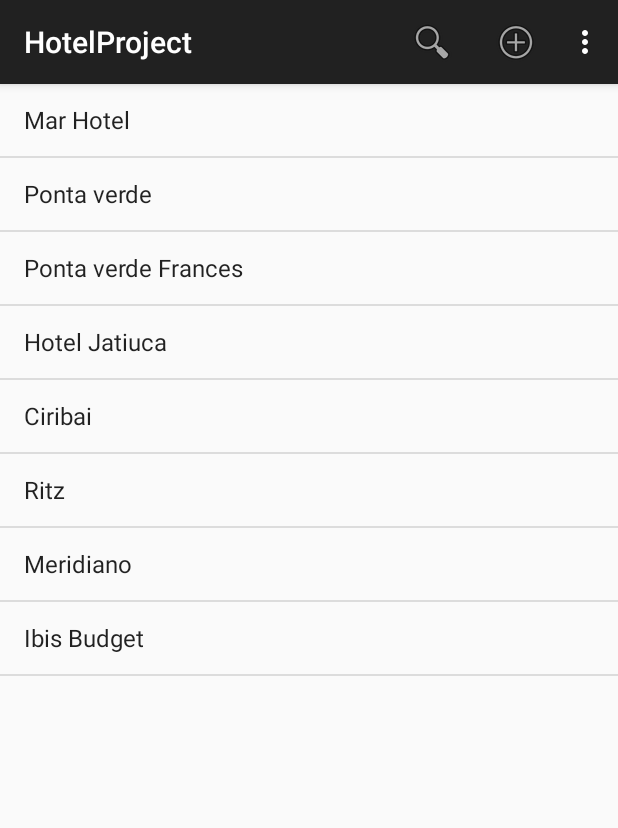
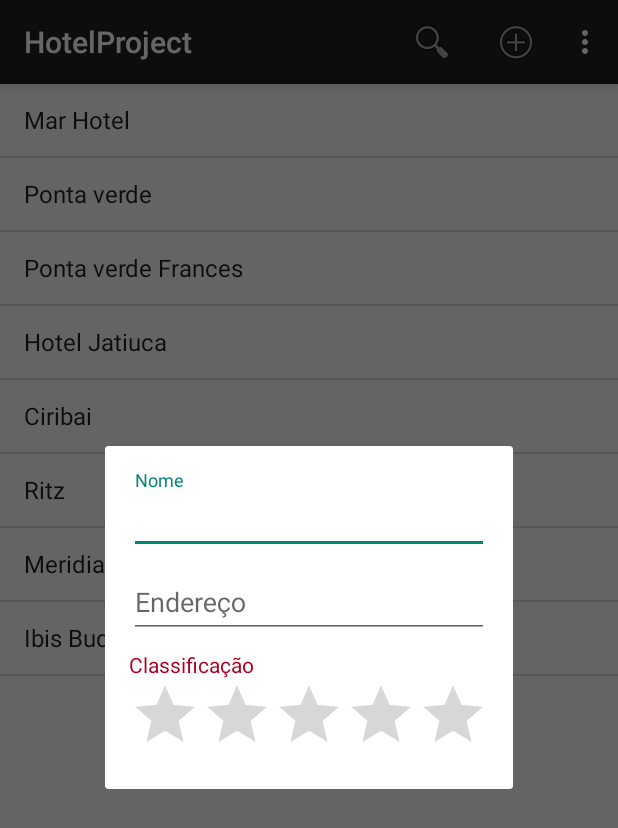
Before and after one commit to GabrielLarramendi/HotelProjectKotlin, an Android app: the screen it shows after launch (MainActivity), after a tap on "Novo Hotel", on a phone screen of 412 x 824 dp. Shown: the top 828 px of the screen. Run offline under Robolectric (Android 15) with nearby library versions, the phone set to English and light mode, and no system bars; 1 statement that could not run was skipped.

Commit message:
Form View Fragment

```diff
--- a/app/src/main/java/dominando/android/hotelproject/activities/MainActivity.kt
+++ b/app/src/main/java/dominando/android/hotelproject/activities/MainActivity.kt
@@ -10,13 +10,16 @@ import androidx.appcompat.widget.SearchView
 import dominando.android.hotelproject.R
 import dominando.android.hotelproject.fragments.AboutDialogFragment
 import dominando.android.hotelproject.fragments.HotelDetailsFragment
+import dominando.android.hotelproject.fragments.HotelFormFragment
 import dominando.android.hotelproject.fragments.HotelListFragment
 import dominando.android.hotelproject.model.Hotel
 
 class MainActivity : AppCompatActivity(),
     HotelListFragment.OnHotelClickListener,
     androidx.appcompat.widget.SearchView.OnQueryTextListener,
-    MenuItem.OnActionExpandListener {
+    MenuItem.OnActionExpandListener,
+    HotelFormFragment.OnHotelSavedListener
+{
 
     private var lastSearchTerm: String = ""
     private var searchView: SearchView? = null
@@ -73,8 +76,9 @@ class MainActivity : AppCompatActivity(),
     }
 
     override fun onOptionsItemSelected(item: MenuItem): Boolean {
-        when (item?.itemId) {
+        when (item.itemId) {
             R.id.action_info -> AboutDialogFragment().show(supportFragmentManager, "sobre")
+            R.id.action_new -> HotelFormFragment.newInstance().open(supportFragmentManager)
         }
         return super.onOptionsItemSelected(item)
     }
@@ -93,6 +97,10 @@ class MainActivity : AppCompatActivity(),
         lastSearchTerm = ""
         listFragment.clearSearch()
         return true
+    }
+
+    override fun onHotelSaved(hotel: Hotel) {
+        listFragment.search(lastSearchTerm)
     }
 
 
--- /dev/null
+++ b/app/src/main/java/dominando/android/hotelproject/fragments/HotelFormFragment.kt
@@ -0,0 +1,123 @@
+package dominando.android.hotelproject.fragments
+
+import android.os.Bundle
+import android.view.LayoutInflater
+import android.view.View
+import android.view.ViewGroup
+import android.view.Window
+import android.view.WindowManager
+import android.view.inputmethod.EditorInfo
+import android.widget.RatingBar
+import android.widget.Toast
+import androidx.fragment.app.DialogFragment
+import androidx.fragment.app.FragmentManager
+import com.google.android.material.textfield.TextInputEditText
+import dominando.android.hotelproject.R
+import dominando.android.hotelproject.interfaces.HotelFormView
+import dominando.android.hotelproject.model.Hotel
+import dominando.android.hotelproject.presenters.HotelFormPresenter
+import dominando.android.hotelproject.repositories.MemoryRepository
+
+class HotelFormFragment: DialogFragment(), HotelFormView {
+
+    private var edtName:TextInputEditText? = null
+    private var edtAddress:TextInputEditText? = null
+    private lateinit var rtbRating:RatingBar
+
+    private val presenter = HotelFormPresenter(this, MemoryRepository)
+
+    override fun onCreateView(
+        inflater: LayoutInflater,
+        container: ViewGroup?,
+        savedInstanceState: Bundle?
+    ): View? {
+
+        return inflater.inflate(R.layout.fragment_hotel_form, container, false)
+    }
+
+    override fun onViewCreated(view: View, savedInstanceState: Bundle?) {
+        edtName = view.findViewById(R.id.edtName)
+        edtAddress = view.findViewById(R.id.edtAddress)
+        rtbRating = view.findViewById(R.id.rtbRating)
+
+        super.onViewCreated(view, savedInstanceState)
+
+        val hotelId = arguments?.getLong(EXTRA_HOTEL_ID, 0) ?: 0
+        presenter.loadHotel(hotelId)
+
+        val edtTxtAddress:TextInputEditText = view.findViewById(R.id.txtAddress)
+        edtTxtAddress.setOnEditorActionListener {_, i, _ ->
+            handleKeyBoardEvent(i)
+        }
+
+        dialog?.setTitle(R.string.action_new_hotel)
+
+        dialog?.window?.setSoftInputMode(WindowManager.LayoutParams.SOFT_INPUT_STATE_VISIBLE)
+
+
+    }
+
+    override fun showHotel(hotel: Hotel) {
+        edtName?.setText(hotel.name)
+        edtAddress?.setText(hotel.address)
+        rtbRating.rating = hotel.rating
+    }
+
+    override fun errorInvalidHotel() {
+        Toast.makeText(requireContext(), R.string.error_invalid_hotel, Toast.LENGTH_SHORT).show()
+    }
+
+    override fun errorSaveHotel() {
+        Toast.makeText(requireContext(), R.string.error_hotel_not_found, Toast.LENGTH_SHORT).show()
+    }
+
+    private fun handleKeyBoardEvent(actionId:Int):Boolean {
+        if(EditorInfo.IME_ACTION_DONE == actionId) {
+            val hotel = saveHotel()
+            if (hotel != null)
+                if(activity is OnHotelSavedListener) {
+                    val listener = activity as OnHotelSavedListener
+                    listener.onHotelSaved(hotel)
+                }
+            dialog?.dismiss()
+            return true
+        }
+        return false
+    }
+
+    private fun saveHotel(): Hotel? {
+        val hotel = Hotel()
+        val hotelId = arguments?.getLong(EXTRA_HOTEL_ID, 0) ?: 0
+        hotel.id = hotelId
+        hotel.name = edtName?.text.toString()
+        hotel.address = edtAddress?.text.toString()
+        hotel.rating = rtbRating.rating
+
+        return if(presenter.saveHotel(hotel)) {
+            hotel
+        } else {
+            null
+        }
+    }
+
+    fun open(fm: FragmentManager) {
+        if(fm.findFragmentByTag(DIALOG_TAG) == null) {
+            show(fm, DIALOG_TAG)
+        }
+    }
+
+    interface OnHotelSavedListener {
+        fun onHotelSaved(hotel: Hotel)
+    }
+
+    companion object {
+        private const val DIALOG_TAG = "editDialog"
+        private const val EXTRA_HOTEL_ID = "hotel_id"
+
+        fun newInstance(hotelId:Long = 0) = HotelFormFragment().apply {
+            arguments = Bundle().apply {
+                putLong(EXTRA_HOTEL_ID, hotelId)
+            }
+        }
+    }
+}
--- /dev/null
+++ b/app/src/main/java/dominando/android/hotelproject/interfaces/HotelFormView.kt
@@ -0,0 +1,9 @@
+package dominando.android.hotelproject.interfaces
+
+import dominando.android.hotelproject.model.Hotel
+
+interface HotelFormView {
+    fun showHotel(hotel: Hotel)
+    fun errorInvalidHotel()
+    fun errorSaveHotel()
+}
--- /dev/null
+++ b/app/src/main/java/dominando/android/hotelproject/presenters/HotelFormPresenter.kt
@@ -0,0 +1,36 @@
+package dominando.android.hotelproject.presenters
+
+import dominando.android.hotelproject.interfaces.HotelFormView
+import dominando.android.hotelproject.model.Hotel
+import dominando.android.hotelproject.repositories.HotelRepository
+import dominando.android.hotelproject.utils.HotelValidator
+import java.lang.Exception
+
+class HotelFormPresenter(private val view: HotelFormView,
+    private val repository: HotelRepository) {
+
+    private val validator = HotelValidator()
+
+    fun loadHotel(id: Long) {
+        repository.hotelById(id) { hotel ->
+            if (hotel != null) {
+                view.showHotel(hotel)
+            }
+        }
+    }
+
+    fun saveHotel(hotel: Hotel): Boolean {
+        return if (validator.validate(hotel)) {
+            try {
+                repository.save(hotel)
+                true
+            } catch (e: Exception) {
+                view.errorSaveHotel()
+                false
+            }
+        } else {
+            view.errorInvalidHotel()
+            false
+        }
+    }
+}
--- /dev/null
+++ b/app/src/main/res/layout/fragment_hotel_form.xml
@@ -0,0 +1,56 @@
+<?xml version="1.0" encoding="utf-8"?>
+<ScrollView xmlns:android="http://schemas.android.com/apk/res/android"
+    android:id="@+id/scrollView"
+    android:layout_width="wrap_content"
+    android:layout_height="wrap_content">
+
+    <LinearLayout
+        android:layout_width="match_parent"
+        android:layout_height="wrap_content"
+        android:orientation="vertical"
+        android:padding="16dp">
+
+        <com.google.android.material.textfield.TextInputLayout
+            android:id="@+id/tilName"
+            android:layout_width="match_parent"
+            android:layout_height="match_parent">
+
+            <com.google.android.material.textfield.TextInputEditText
+                android:id="@+id/edtName"
+                android:layout_width="match_parent"
+                android:layout_height="wrap_content"
+                android:hint="@string/form_label_name"
+                android:imeOptions="actionNext" />
+        </com.google.android.material.textfield.TextInputLayout>
+
+        <com.google.android.material.textfield.TextInputLayout
+            android:id="@+id/tilAddress"
+            android:layout_width="match_parent"
+            android:layout_height="match_parent">
+
+            <com.google.android.material.textfield.TextInputEditText
+                android:id="@+id/edtAddress"
+                android:layout_width="match_parent"
+                android:layout_height="wrap_content"
+                android:hint="@string/form_label_address"
+                android:imeOptions="actionDone"
+                android:inputType="textCapWords" />
+        </com.google.android.material.textfield.TextInputLayout>
+
+        <TextView
+            android:id="@+id/txtRating"
+            android:layout_width="wrap_content"
+            android:layout_height="wrap_content"
+            android:layout_marginTop="8dp"
+            android:text="@string/form_label_rating"
+            android:textColor="@color/design_default_color_error" />
+
+        <RatingBar
+            android:id="@+id/rtbRating"
+            android:layout_width="wrap_content"
+            android:layout_height="wrap_content"
+            android:numStars="5"
+            android:progressTint="@color/design_default_color_error"
+            android:stepSize="0.5" />
+        </LinearLayout>
+</ScrollView>
--- a/app/src/main/res/values/strings.xml
+++ b/app/src/main/res/values/strings.xml
@@ -2,13 +2,17 @@
     <string name="app_name">HotelProject</string>
 
     <string name="error_hotel_not_found">Hotel não encontrado</string>
+    <string name="error_invalid_hotel">Hotel não preenchido corretamente</string>
 
     <string name="action_search">Pesquisar</string>
-    <string name="action_new_hotel">Novo Hotel</string>
+    <string name="action_new_hotel">Novo Hotel</string>Ale
     <string name="action_info">Info</string>
     <string name="hint_search">Procurar por Hotel</string>
     <string name="about_title">App Hotéis em Maceió</string>
     <string name="about_message">Projeto de estudos desenvolvido por Gabriel Larramendi</string>
     <string name="about_button_site">Site</string>
+    <string name="form_label_name">Nome</string>
+    <string name="form_label_address">Endereço</string>
+    <string name="form_label_rating">Classificação</string>
 
 </resources>
```
Also changed, not shown: app/src/main/java/dominando/android/hotelproject/utils/HotelValidator.kt (added, +12 -0 lines).
